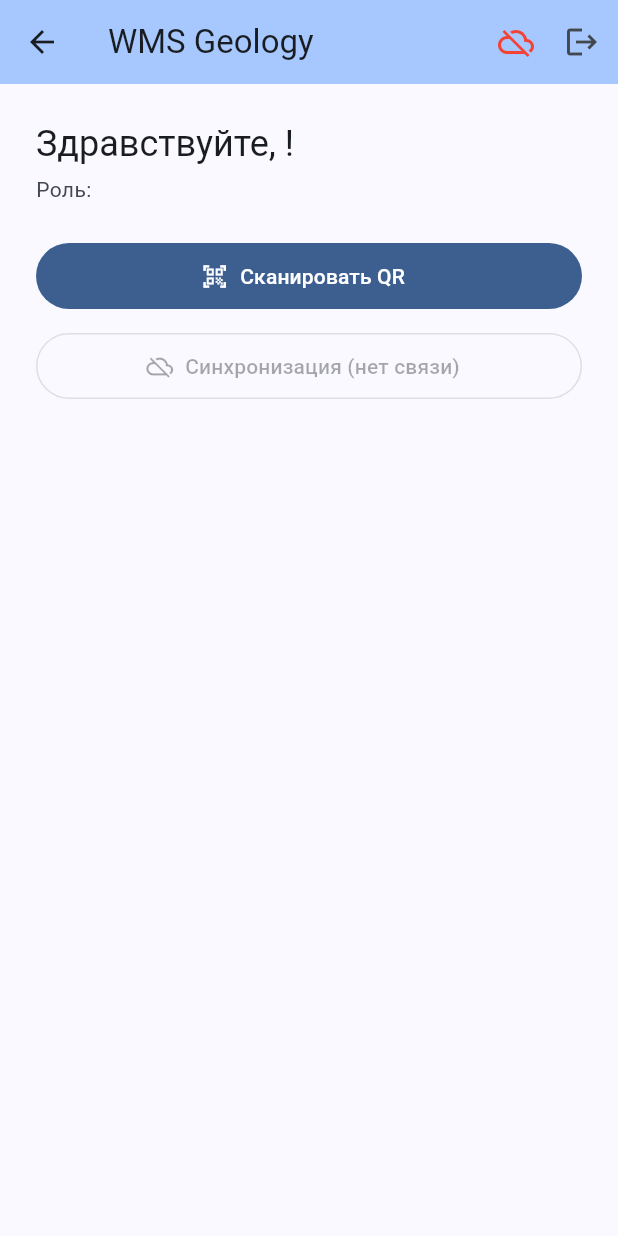
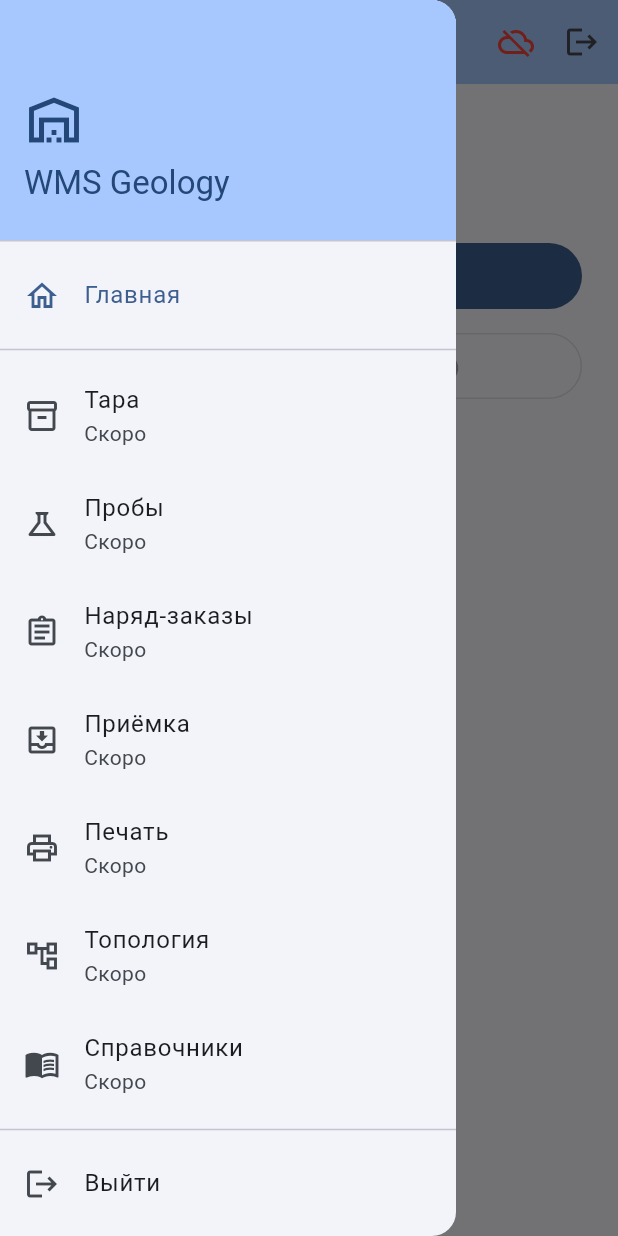
Before and after one commit to ilia23star2-ops/WMS-Geology, a Flutter app: the HomeScreen screen opened directly, with the side drawer open (before the commit the screen has no drawer), on a phone screen of 412 x 824 dp. Run offline on Flutter 3.47's test engine with Material 3 defaults, Android fonts, the phone set to English and light mode, and no system bars; our stand-ins replace dio, flutter_secure_storage, open_filex, pdf, shared_preferences, sqflite; missing offline and left inert: mobile_scanner; accounts and stored records are empty; network calls fail.

Commit message:
3.x-drawer — Drawer с разделами как в вебе (Главная / Тара / Пробы / Наряд-заказы / Приёмка / Печать / Топология / Справочники / Выход), заглушки «Скоро»

```diff
--- a/mobile/lib/screens/home_screen.dart
+++ b/mobile/lib/screens/home_screen.dart
@@ -1,3 +1,17 @@
+/// Главный экран (c-6g + c-7h + c-9-drawer).
+///
+/// Drawer (гамбургер) — разделы как в вебе:
+/// - рабочие: Главная;
+/// - заглушки: Тара, Пробы, Наряд-заказы, Приёмка, Печать, Топология,
+///   Справочники — по клику SnackBar «Раздел в разработке»;
+/// - Выход.
+///
+/// Сканер и Синхронизация — кнопками на Главной (не в Drawer).
+///
+/// Импорт Excel в мобилке не планируется (синхронизация заменяет).
+/// Актуализация (инвентаризация) — отдельным разделом позже.
+library;
+
 import 'package:flutter/material.dart';
 import 'package:provider/provider.dart';
 
@@ -67,6 +81,17 @@ class _HomeScreenState extends State<HomeScreen> {
     await _loadHistory();
   }
 
+  Future<void> _openSync() async {
+    await Navigator.of(context)
+        .push(MaterialPageRoute(builder: (_) => const SyncScreen()));
+  }
+
+  void _showComingSoon(String section) {
+    ScaffoldMessenger.of(
+      context,
+    ).showSnackBar(SnackBar(content: Text('$section — раздел в разработке')));
+  }
+
   @override
   Widget build(BuildContext context) {
     final auth = context.watch<AuthProvider>();
@@ -88,6 +113,7 @@ class _HomeScreenState extends State<HomeScreen> {
           ),
         ],
       ),
+      drawer: _buildDrawer(context, auth, theme),
       body: Padding(
         padding: const EdgeInsets.all(24),
         child: Column(
@@ -154,13 +180,7 @@ class _HomeScreenState extends State<HomeScreen> {
                 return Tooltip(
                   message: tooltip,
                   child: OutlinedButton.icon(
-                    onPressed: blocked
-                        ? null
-                        : () => Navigator.of(context).push(
-                            MaterialPageRoute(
-                              builder: (_) => const SyncScreen(),
-                            ),
-                          ),
+                    onPressed: blocked ? null : _openSync,
                     icon: blocked
                         ? const Icon(Icons.cloud_off)
                         : Badge(
@@ -204,4 +224,92 @@ class _HomeScreenState extends State<HomeScreen> {
       ),
     );
   }
+
+  Widget _buildDrawer(
+    BuildContext context,
+    AuthProvider auth,
+    ThemeData theme,
+  ) {
+    return Drawer(
+      child: ListView(
+        padding: EdgeInsets.zero,
+        children: [
+          DrawerHeader(
+            decoration: BoxDecoration(color: theme.colorScheme.inversePrimary),
+            child: Column(
+              crossAxisAlignment: CrossAxisAlignment.start,
+              mainAxisAlignment: MainAxisAlignment.end,
+              children: [
+                Icon(
+                  Icons.warehouse_outlined,
+                  size: 40,
+                  color: theme.colorScheme.onPrimaryContainer,
+                ),
+                const SizedBox(height: 8),
+                Text(
+                  'WMS Geology',
+                  style: theme.textTheme.titleLarge?.copyWith(
+                    color: theme.colorScheme.onPrimaryContainer,
+                  ),
+                ),
+                Text(
+                  auth.user?.displayName ?? 'пользователь',
+                  style: theme.textTheme.bodySmall?.copyWith(
+                    color: theme.colorScheme.onPrimaryContainer,
+                  ),
+                ),
+              ],
+            ),
+          ),
+
+          // ----- Рабочий раздел -----
+          ListTile(
+            leading: const Icon(Icons.home_outlined),
+            title: const Text('Главная'),
+            selected: true,
+            onTap: () => Navigator.of(context).pop(),
+          ),
+
+          const Divider(),
+
+          // ----- Заглушки (как в вебе, раздел в разработке) -----
+          _drawerStub(context, Icons.inventory_2_outlined, 'Тара'),
+          _drawerStub(context, Icons.science_outlined, 'Пробы'),
+          _drawerStub(context, Icons.assignment_outlined, 'Наряд-заказы'),
+          _drawerStub(context, Icons.move_to_inbox_outlined, 'Приёмка'),
+          _drawerStub(context, Icons.print_outlined, 'Печать'),
+          _drawerStub(context, Icons.account_tree_outlined, 'Топология'),
+          _drawerStub(context, Icons.menu_book_outlined, 'Справочники'),
+
+          const Divider(),
+
+          // ----- Выход -----
+          ListTile(
+            leading: const Icon(Icons.logout),
+            title: const Text('Выйти'),
+            enabled: !auth.isLoading,
+            onTap: auth.isLoading
+                ? null
+                : () {
+                    Navigator.of(context).pop();
+                    context.read<AuthProvider>().logout();
+                  },
+          ),
+        ],
+      ),
+    );
+  }
+
+  Widget _drawerStub(BuildContext context, IconData icon, String label) {
+    return ListTile(
+      leading: Icon(icon),
+      title: Text(label),
+      subtitle: const Text('Скоро'),
+      enabled: true,
+      onTap: () {
+        Navigator.of(context).pop();
+        _showComingSoon(label);
+      },
+    );
+  }
 }
```
